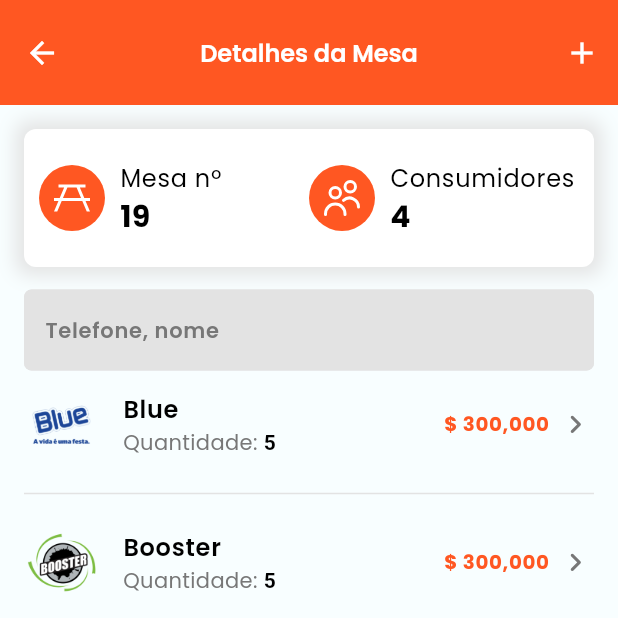
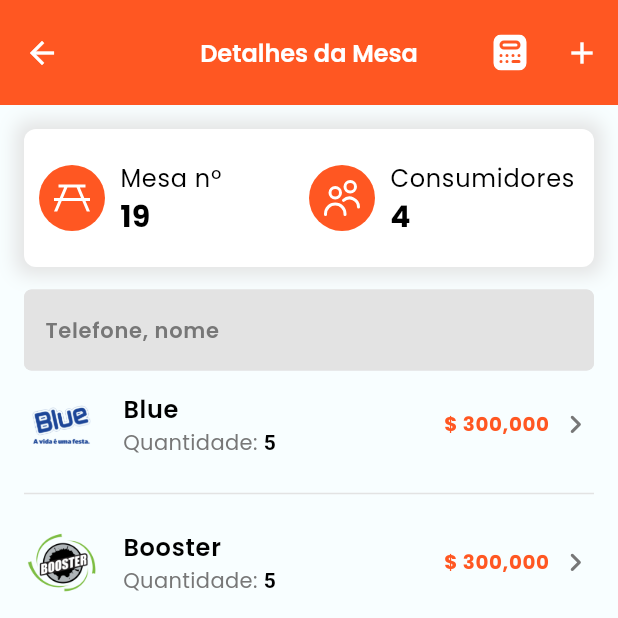
Before and after one commit to lelafieta/molhooooo, a Flutter app: the TableDetailPage screen opened by its route, on a phone screen of 412 x 824 dp, the top half of it. Run offline on Flutter 3.47's test engine with Material 3 defaults, Android fonts, the phone set to English and light mode, and no system bars; our stand-ins replace animated_bottom_navigation_bar, chips_choice, dashed_circular_progress_bar, dotted_border, easy_date_timeline, fl_chart and 3 more.

Commit message:
Updating menu

```diff
--- a/lib/src/features/attendant/presentation/pages/attendant_page.dart
+++ b/lib/src/features/attendant/presentation/pages/attendant_page.dart
@@ -93,7 +93,7 @@ class AttendantPageState extends State<AttendantPage> {
             _sliderDrawerKey.currentState!.closeSlider();
             switch (id) {
               case 3:
-                Get.toNamed(AppRoutes.report);
+                Get.toNamed(AppRoutes.drink);
                 break;
               case 4:
                 Get.toNamed(AppRoutes.report);
--- a/lib/src/features/attendant/presentation/pages/table_detail_page.dart
+++ b/lib/src/features/attendant/presentation/pages/table_detail_page.dart
@@ -48,6 +48,10 @@ class _TableDetailPageState extends State<TableDetailPage> {
         foregroundColor: Colors.white,
         toolbarHeight: 70,
         actions: [
+          IconButton(
+            onPressed: () {},
+            icon: SvgPicture.asset(AppIcons.calculator, color: Colors.white),
+          ),
           IconButton(
             onPressed: () {},
             icon: const Icon(
```
